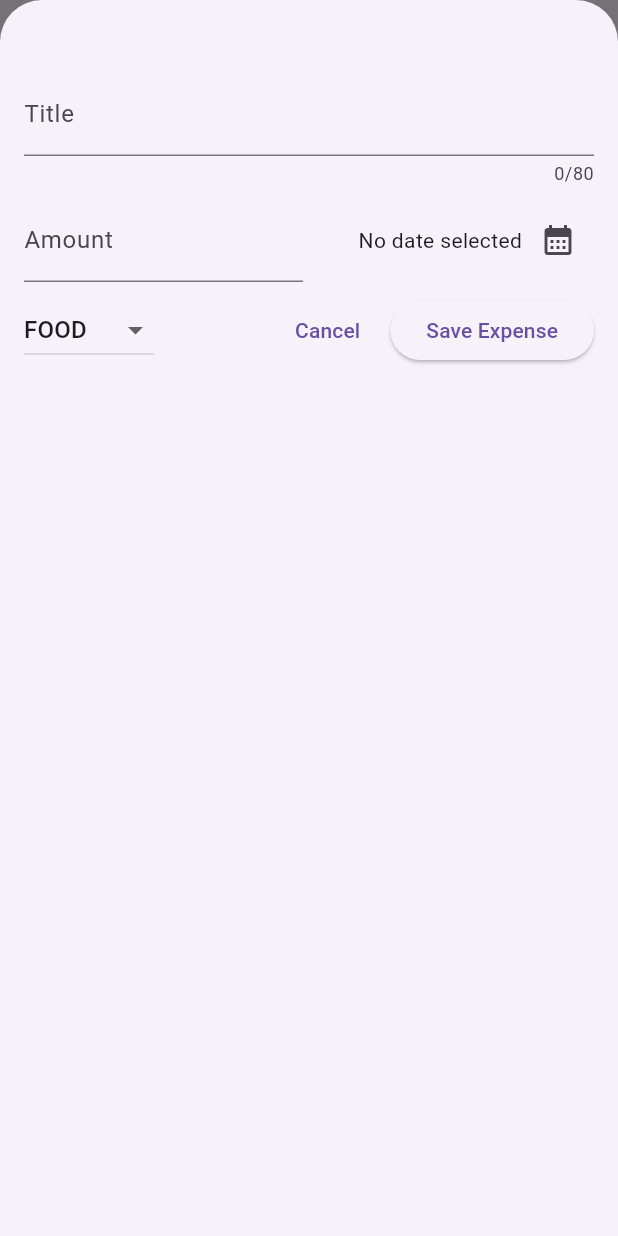
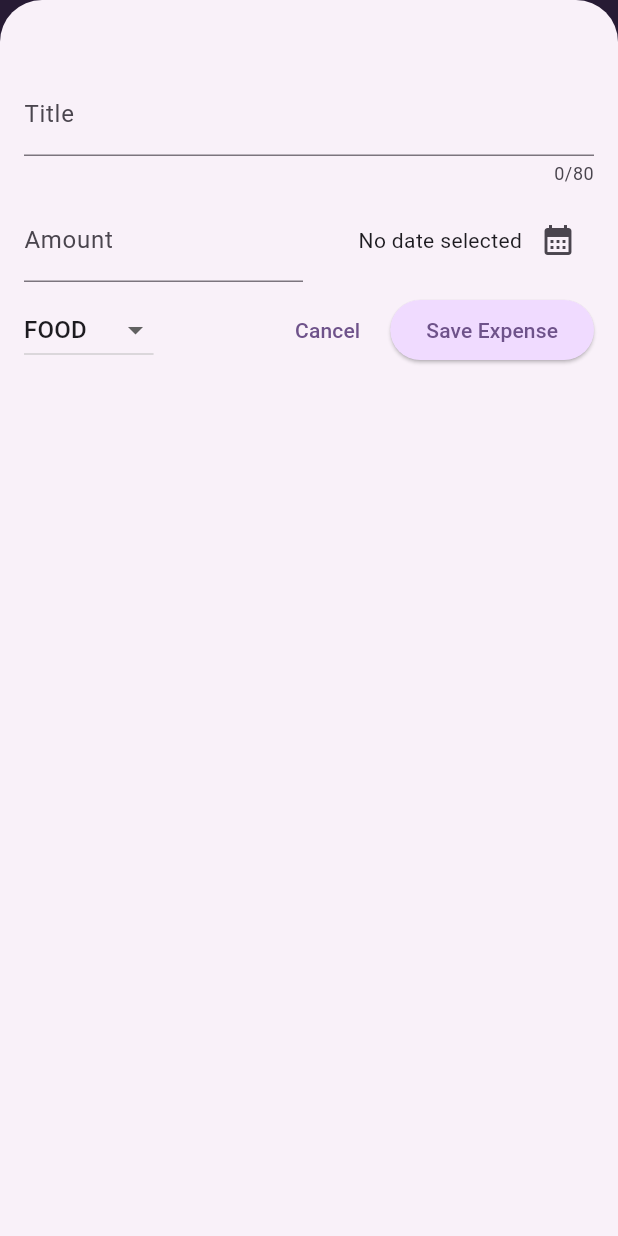
Before and after one commit to UzmiSoftwareEng/Learning_Professional_Flutter_from_Udemy, a Flutter app: the screen it shows after launch, after a tap on the "add" icon, on a phone screen of 412 x 824 dp. Run offline on Flutter 3.47's test engine with Material 3 defaults, Android fonts, the phone set to English and light mode, and no system bars; our stand-ins replace google_fonts.

Commit message:
Add cardTheme().copyWith, elevatedButtonTheme().copyWith, and textTheme().copyWith for making UIs more beautiful

```diff
--- a/Expense Tracker/day 98/lib/expense_item.dart
+++ b/Expense Tracker/day 98/lib/expense_item.dart
@@ -2,14 +2,13 @@ import 'package:expenses_tracker/expense.dart';
 import 'package:flutter/material.dart';
 
 class ExpenseItem extends StatelessWidget{
-  ExpenseItem(this.expense ,{super.key});
+  const ExpenseItem(this.expense ,{super.key});
 
   final Expense expense;
 
   @override
   Widget build(BuildContext context) {
     return Card(
-      color: Colors.purple.shade200,
       child: Padding(
         padding: const EdgeInsets.symmetric(
           horizontal: 20,
--- a/Expense Tracker/day 98/lib/expenses.dart
+++ b/Expense Tracker/day 98/lib/expenses.dart
@@ -42,13 +42,39 @@ class _ExpensesState extends State<Expenses> {
   }
 
   void _removeExpense(Expense expense) {
+    final expenseIndex = _registeredExpenses.indexOf(expense);
+
     setState(() {
       _registeredExpenses.remove(expense);
     });
+    ScaffoldMessenger.of(context).showSnackBar(
+        SnackBar(
+          duration: const Duration(seconds: 3),
+          content: Text('Expense deleted'),
+        action: SnackBarAction(label: 'Undo',
+            onPressed: (){
+              setState(() {
+                _registeredExpenses.insert(expenseIndex, expense);
+                });
+              }
+            ),
+        ),
+    );
   }
 
   @override
   Widget build(BuildContext context) {
+    Widget mainContent = const Center(
+      child: Text('No expenses found.Add some expenses!!'),
+    );
+
+    if(_registeredExpenses.isNotEmpty) {
+      mainContent = ExpensesList(
+          expenses: _registeredExpenses,
+          onRemoveExpense: _removeExpense
+      );
+    }
+
   return Scaffold(
     appBar: AppBar(
       title: Text('Flutter Expense Tracker'),
@@ -67,8 +93,8 @@ class _ExpensesState extends State<Expenses> {
       mainAxisAlignment: MainAxisAlignment.center,
       children: [
         Text('Expenses Tracker'),
-        Expanded(child: ExpensesList(expenses: _registeredExpenses, onRemoveExpense: _removeExpense
-           ),
+        Expanded(
+          child: mainContent,
           ),
         ],
       ),
--- a/Expense Tracker/day 98/lib/main.dart
+++ b/Expense Tracker/day 98/lib/main.dart
@@ -1,12 +1,38 @@
-import 'package:flutter/cupertino.dart';
 import 'package:flutter/material.dart';
 import 'package:expenses_tracker/expenses.dart';
 
+var kColorScheme = ColorScheme.fromSeed(seedColor:  Color.fromARGB(200, 96, 40, 150));
 void main (){
   runApp(
     MaterialApp(
       debugShowCheckedModeBanner: false,
-      theme: ThemeData(useMaterial3: true),
+      theme: ThemeData().copyWith(
+          useMaterial3: true,
+          colorScheme: kColorScheme,
+        appBarTheme: const AppBarTheme().copyWith(
+          backgroundColor: kColorScheme.onPrimaryContainer,
+          foregroundColor: kColorScheme.primaryContainer,
+        ),
+        cardTheme: const CardThemeData().copyWith(
+          color: kColorScheme.secondaryContainer,
+          margin: const EdgeInsets.symmetric(
+            vertical: 8,
+            horizontal: 16,
+          ),
+        ),
+        elevatedButtonTheme: ElevatedButtonThemeData(
+            style: ElevatedButton.styleFrom(
+              backgroundColor: kColorScheme.primaryContainer,
+            ),
+        ),
+        textTheme: ThemeData().textTheme.copyWith(
+          titleLarge: TextStyle(fontWeight: FontWeight.normal,
+            color: kColorScheme.onSecondaryContainer,
+            fontSize: 15,
+
+          ),
+        ),
+      ),
       home: Expenses(),
       ),
   );
```
Also changed, not shown: Expense Tracker/notes/cardTheme use secondaryContainer AND elevatedButtonTheme use primaryContainer.png (added), Expense Tracker/notes/cardTheme, elevatedButtonTheme and textTheme.png (added), Expense Tracker/notes/copyWith( ).png (added).
